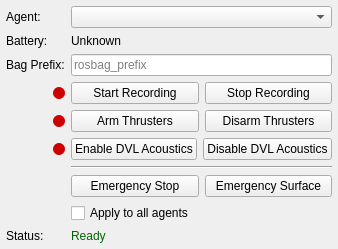
cougars-auv/coug_rqt, file coug_rqt/ui/coug_utils.ui: the form before one commit.
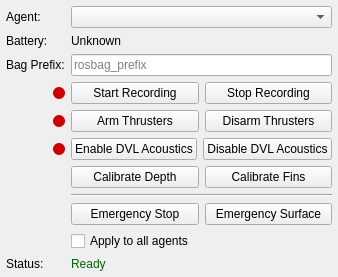
The form after the commit.

Commit message: Added calibration services

```diff
--- a/coug_rqt/ui/coug_utils.ui
+++ b/coug_rqt/ui/coug_utils.ui
@@ -13,7 +13,7 @@
     <property name="minimumSize">
       <size>
         <width>160</width>
-        <height>242</height>
+        <height>276</height>
       </size>
     </property>
     <property name="windowTitle">
@@ -248,6 +248,38 @@
 
       <!-- Row 6: Separator -->
       <item row="6" column="1" colspan="3">
+        <layout class="QHBoxLayout" name="horizontalLayout_calibrate">
+          <item>
+            <widget class="QPushButton" name="calibrate_depth">
+              <property name="sizePolicy">
+                <sizepolicy hsizetype="Expanding" vsizetype="Fixed">
+                  <horstretch>0</horstretch>
+                  <verstretch>0</verstretch>
+                </sizepolicy>
+              </property>
+              <property name="text">
+                <string>Calibrate Depth</string>
+              </property>
+            </widget>
+          </item>
+          <item>
+            <widget class="QPushButton" name="calibrate_fins">
+              <property name="sizePolicy">
+                <sizepolicy hsizetype="Expanding" vsizetype="Fixed">
+                  <horstretch>0</horstretch>
+                  <verstretch>0</verstretch>
+                </sizepolicy>
+              </property>
+              <property name="text">
+                <string>Calibrate Fins</string>
+              </property>
+            </widget>
+          </item>
+        </layout>
+      </item>
+
+      <!-- Row 7: Separator -->
+      <item row="7" column="1" colspan="3">
         <widget class="QFrame" name="separator">
           <property name="frameShape">
             <enum>QFrame::HLine</enum>
@@ -258,8 +290,8 @@
         </widget>
       </item>
 
-      <!-- Row 7: Emergency Stop / Emergency Surface -->
-      <item row="7" column="1" colspan="3">
+      <!-- Row 8: Emergency Stop / Emergency Surface -->
+      <item row="8" column="1" colspan="3">
         <layout class="QHBoxLayout" name="horizontalLayout_emergency">
           <item>
             <widget class="QPushButton" name="emergency_stop">
@@ -290,8 +322,8 @@
         </layout>
       </item>
 
-      <!-- Row 8: Checkbox -->
-      <item row="8" column="1" colspan="3">
+      <!-- Row 9: Checkbox -->
+      <item row="9" column="1" colspan="3">
         <widget class="QCheckBox" name="apply_all">
           <property name="text">
             <string>Apply to all agents</string>
@@ -302,15 +334,15 @@
         </widget>
       </item>
 
-      <!-- Row 9: Status -->
-      <item row="9" column="0">
+      <!-- Row 10: Status -->
+      <item row="10" column="0">
         <widget class="QLabel" name="label_status">
           <property name="text">
             <string>Status:</string>
           </property>
         </widget>
       </item>
-      <item row="9" column="1" colspan="3">
+      <item row="10" column="1" colspan="3">
         <widget class="QLabel" name="status">
           <property name="styleSheet">
             <string notr="true">color: darkgreen;</string>
```
Left out of the diff: 2 changed lines with no effect on the pictures. The commit also changes 1 other file.
